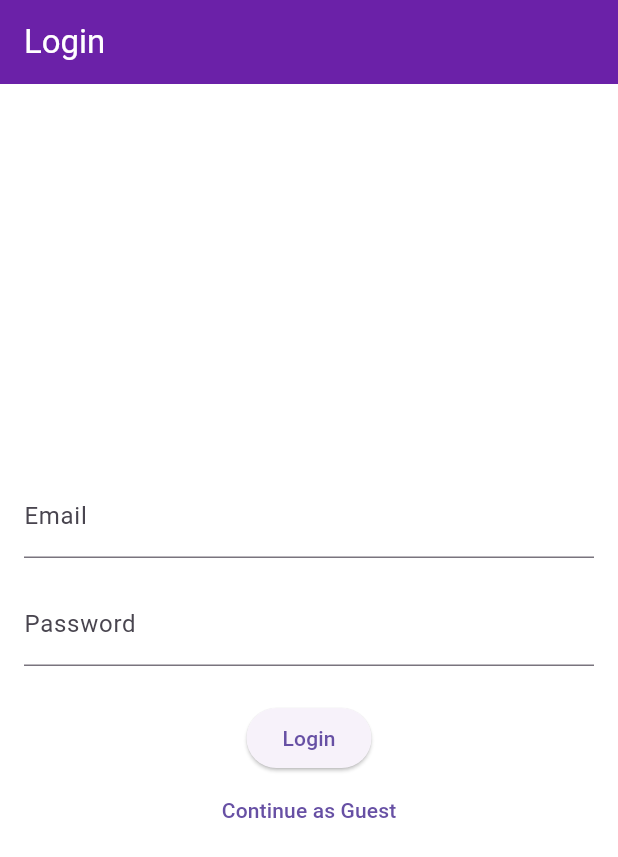
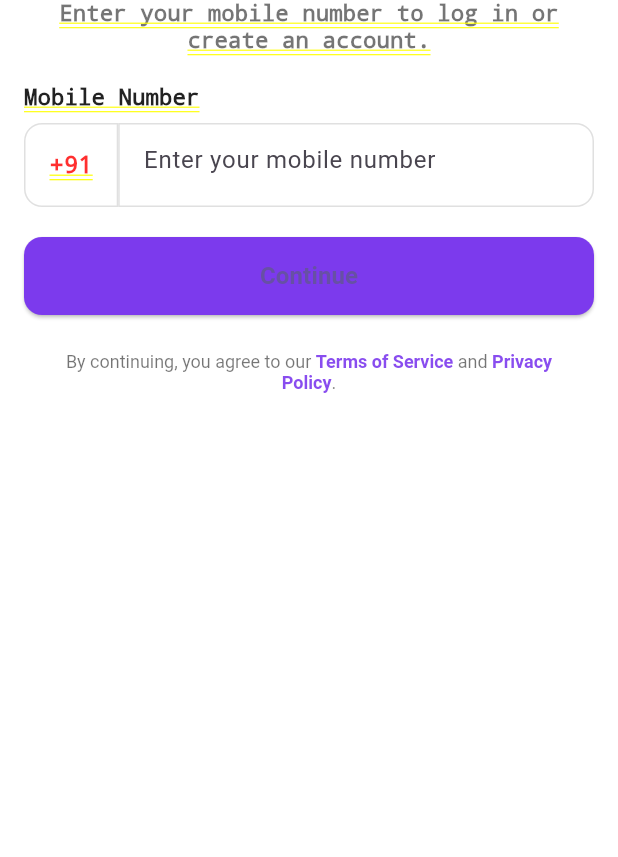
Before and after one commit to DivyeshDeveloper96/BHAVApp, a Flutter app: the screen it shows after launch, on a phone screen of 412 x 824 dp. Shown: the top 857 px of the screen. Run offline on Flutter 3.47's test engine with Material 3 defaults, Android fonts, the phone set to English and light mode, and no system bars; our stand-ins replace connectivity_plus, dio, flutter_html, get, shared_preferences; missing offline and left inert: youtube_player_embed.

Commit message:
Add custom bottom sheet and alert dialog components; update login view and yatra details view

```diff
--- a/lib/modules/login/login_view.dart
+++ b/lib/modules/login/login_view.dart
@@ -1,4 +1,5 @@
 // lib/modules/login/login_view.dart
+import 'package:bhavapp/core/themes/colorConstants.dart';
 import 'package:flutter/material.dart';
 import 'package:get/get.dart';
 import '../../routes/app_routes.dart';
@@ -8,39 +9,136 @@ class LoginView extends StatelessWidget {
 
   @override
   Widget build(BuildContext context) {
-    return Scaffold(
-      appBar: AppBar(title: const Text('Login')),
-      body: Padding(
-        padding: const EdgeInsets.all(16.0),
-        child: Column(
-          mainAxisAlignment: MainAxisAlignment.center,
-          children: [
-            const TextField(
-              decoration: InputDecoration(labelText: 'Email'),
+    return Column(
+      children: [
+        /// SUBTITLE
+        const Padding(
+          padding: EdgeInsets.symmetric(horizontal: 24),
+          child: Text(
+            "Enter your mobile number to log in or create an account.",
+            textAlign: TextAlign.center,
+            style: TextStyle(fontSize: 15, color: Colors.black54),
+          ),
+        ),
+
+        const SizedBox(height: 20),
+        Padding(
+          padding: const EdgeInsets.symmetric(horizontal: 16),
+          child: Column(
+            crossAxisAlignment: CrossAxisAlignment.start,
+            children: [
+              const Text(
+                "Mobile Number",
+                style: TextStyle(
+                  fontSize: 15,
+                  fontWeight: FontWeight.w600,
+                  color: Colors.black87,
+                ),
+              ),
+              const SizedBox(height: 8),
+              Row(
+                children: [
+                  Container(
+                    height: 56,
+                    padding: const EdgeInsets.symmetric(horizontal: 16),
+                    decoration: BoxDecoration(
+                      color: Colors.white,
+                      border: Border.all(color: Colors.grey.shade300),
+                      borderRadius: const BorderRadius.horizontal(
+                        left: Radius.circular(12),
+                      ),
+                    ),
+                    alignment: Alignment.center,
+                    child: const Text("+91", style: TextStyle(fontSize: 16)),
+                  ),
+                  Expanded(
+                    child: Container(
+                      height: 56,
+                      decoration: BoxDecoration(
+                        color: Colors.white,
+                        border: Border.all(color: Colors.grey.shade300),
+                        borderRadius: const BorderRadius.horizontal(
+                          right: Radius.circular(12),
+                        ),
+                      ),
+                      child: const TextField(
+                        keyboardType: TextInputType.phone,
+                        maxLength: 10,
+                        decoration: InputDecoration(
+                          counterText: "",
+                          hintText: "Enter your mobile number",
+                          border: InputBorder.none,
+                          contentPadding: EdgeInsets.symmetric(horizontal: 16),
+                        ),
+                      ),
+                    ),
+                  ),
+                ],
+              ),
+            ],
+          ),
+        ),
+
+        const SizedBox(height: 20),
+
+        /// CONTINUE BUTTON
+        Padding(
+          padding: const EdgeInsets.symmetric(horizontal: 16),
+          child: SizedBox(
+            width: double.infinity,
+            height: 52,
+            child: ElevatedButton(
+              style: ElevatedButton.styleFrom(
+                backgroundColor: ColorConstant.kPrimary,
+                shape: RoundedRectangleBorder(
+                  borderRadius: BorderRadius.circular(12),
+                ),
+              ),
+              onPressed: () {
+                // TODO: Call OTP / Login API
+              },
+              child: const Text(
+                "Continue",
+                style: TextStyle(fontSize: 16, fontWeight: FontWeight.bold),
+              ),
             ),
-            const SizedBox(height: 16),
-            const TextField(
-              obscureText: true,
-              decoration: InputDecoration(labelText: 'Password'),
+          ),
+        ),
+
+        const SizedBox(height: 24),
+
+        /// TERMS & PRIVACY
+        Padding(
+          padding: const EdgeInsets.symmetric(horizontal: 32),
+          child: RichText(
+            textAlign: TextAlign.center,
+            text: TextSpan(
+              style: const TextStyle(fontSize: 12, color: Colors.black54),
+              children: [
+                const TextSpan(text: "By continuing, you agree to our "),
+                TextSpan(
+                  text: "Terms of Service",
+                  style: TextStyle(
+                    color: ColorConstant.kPrimary.withOpacity(0.9),
+                    fontWeight: FontWeight.w600,
+                  ),
+                ),
+                const TextSpan(text: " and "),
+                TextSpan(
+                  text: "Privacy Policy",
+                  style: TextStyle(
+                    color: ColorConstant.kPrimary.withOpacity(0.9),
+                    fontWeight: FontWeight.w600,
+                  ),
+                ),
+                const TextSpan(text: "."),
+              ],
             ),
-            const SizedBox(height: 24),
-            ElevatedButton(
-              onPressed: () {
-                // Regular login would go here
-                Get.offAllNamed(Routes.dashboard);
-              },
-              child: const Text('Login'),
-            ),
-            TextButton(
-              onPressed: () {
-                // Guest login
-                Get.offAllNamed(Routes.dashboard);
-              },
-              child: const Text('Continue as Guest'),
-            )
-          ],
+          ),
         ),
-      ),
+
+        const SizedBox(height: 24),
+      ],
     );
   }
 }
```
Also changed, not shown: lib/modules/yatras/yatraDetails_view.dart (+17 -9 lines), lib/widgets/AppBottomSheet.dart (added, +77 -0 lines), lib/widgets/customButton.dart (added, +133 -0 lines), lib/widgets/custom_alert_dialog.dart (added, +198 -0 lines).
